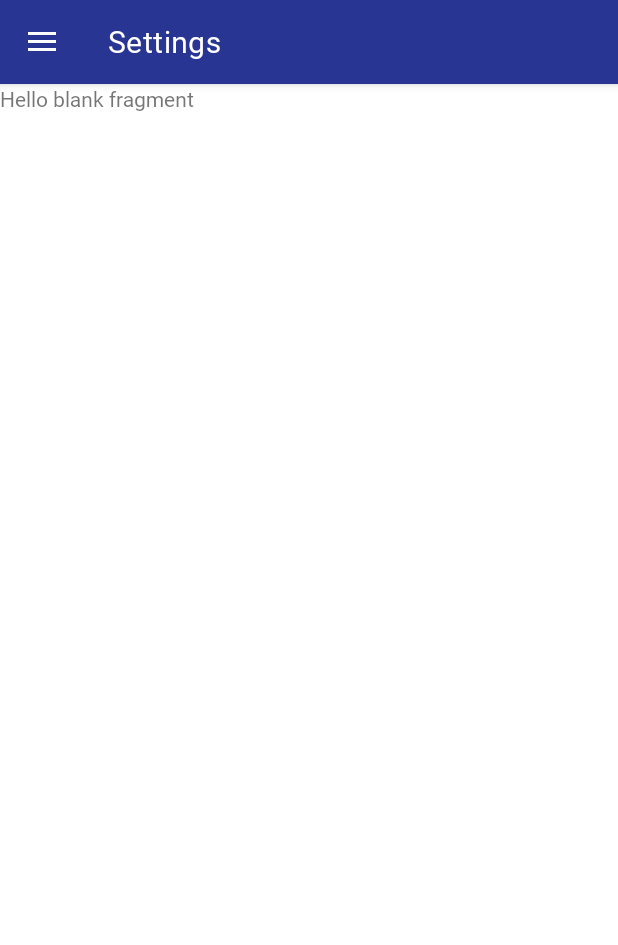
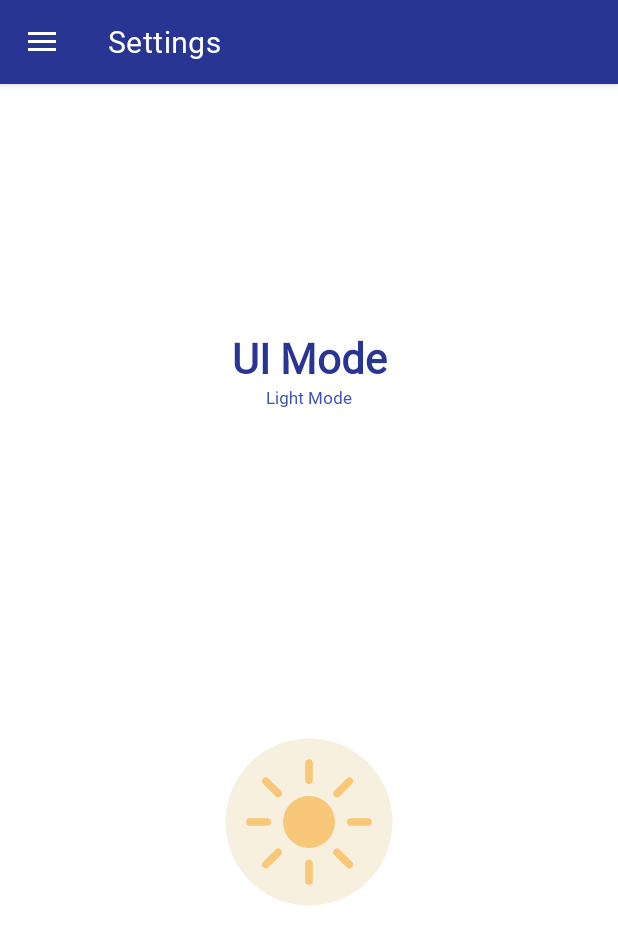
Before and after one commit to krisnasirait/Git-Buddy, an Android app: the screen it shows after launch (MainActivity), in the side drawer, after a tap on "Settings", on a phone screen of 412 x 824 dp. Shown: the top 945 px of the screen. Run offline under Robolectric (Android 15) with nearby library versions, the phone set to English and light mode, and no system bars; our stand-ins replace navigation-ui; pictures from the network do not load.

Commit message:
move activity settings to SettingsFragment.kt

```diff
--- a/app/src/main/java/com/krisna/gitbuddy/presentation/fragment/SettingsFragment.kt
+++ b/app/src/main/java/com/krisna/gitbuddy/presentation/fragment/SettingsFragment.kt
@@ -1,19 +1,62 @@
 package com.krisna.gitbuddy.presentation.fragment
 
+import android.animation.Animator
+import android.content.res.Configuration
 import android.os.Bundle
-import androidx.fragment.app.Fragment
 import android.view.LayoutInflater
 import android.view.View
 import android.view.ViewGroup
+import androidx.appcompat.app.AppCompatDelegate
+import androidx.fragment.app.Fragment
 import com.krisna.gitbuddy.R
+import com.krisna.gitbuddy.databinding.FragmentSettingsBinding
 
 class SettingsFragment : Fragment() {
+
+    private lateinit var binding: FragmentSettingsBinding
 
     override fun onCreateView(
         inflater: LayoutInflater, container: ViewGroup?,
         savedInstanceState: Bundle?
-    ): View? {
-        // Inflate the layout for this fragment
-        return inflater.inflate(R.layout.fragment_settings, container, false)
+    ): View {
+        binding = FragmentSettingsBinding.inflate(inflater, container, false)
+
+        updateDescriptionText()
+
+        binding.lvLightDarkMode.setOnClickListener {
+            val isDarkMode = resources.configuration.uiMode and Configuration.UI_MODE_NIGHT_MASK == Configuration.UI_MODE_NIGHT_YES
+            val minFrame = 60
+            val maxFrame = 134
+            val speed = if (isDarkMode) -1f else 1f
+
+            binding.lvLightDarkMode.setMinFrame(minFrame)
+            binding.lvLightDarkMode.setMaxFrame(maxFrame)
+            binding.lvLightDarkMode.speed = speed
+            binding.lvLightDarkMode.playAnimation()
+
+            binding.lvLightDarkMode.addAnimatorListener(object : Animator.AnimatorListener {
+                override fun onAnimationStart(p0: Animator) {}
+
+                override fun onAnimationEnd(p0: Animator) {
+                    val nightMode = if (isDarkMode) AppCompatDelegate.MODE_NIGHT_NO else AppCompatDelegate.MODE_NIGHT_YES
+                    AppCompatDelegate.setDefaultNightMode(nightMode)
+                    updateDescriptionText()
+                }
+
+                override fun onAnimationCancel(p0: Animator) {}
+                override fun onAnimationRepeat(p0: Animator) {}
+            })
+        }
+
+        return binding.root
+    }
+
+    private fun updateDescriptionText() {
+        val textRes = if (resources.configuration.uiMode and Configuration.UI_MODE_NIGHT_MASK == Configuration.UI_MODE_NIGHT_YES) {
+            R.string.dark_mode
+        } else {
+            R.string.light_mode
+        }
+        binding.tvDescription.text = getString(textRes)
     }
 }
--- a/app/src/main/res/drawable/ic_search_24.xml
+++ b/app/src/main/res/drawable/ic_search_24.xml
@@ -1,5 +1,5 @@
 <vector android:height="24dp" android:tint="#FFFFFF"
     android:viewportHeight="24" android:viewportWidth="24"
     android:width="24dp" xmlns:android="http://schemas.android.com/apk/res/android">
-    <path android:fillColor="@android:color/white" android:pathData="M15.5,14h-0.79l-0.28,-0.27C15.41,12.59 16,11.11 16,9.5 16,5.91 13.09,3 9.5,3S3,5.91 3,9.5 5.91,16 9.5,16c1.61,0 3.09,-0.59 4.23,-1.57l0.27,0.28v0.79l5,4.99L20.49,19l-4.99,-5zM9.5,14C7.01,14 5,11.99 5,9.5S7.01,5 9.5,5 14,7.01 14,9.5 11.99,14 9.5,14z"/>
+    <path android:fillColor="@android:color/black" android:pathData="M15.5,14h-0.79l-0.28,-0.27C15.41,12.59 16,11.11 16,9.5 16,5.91 13.09,3 9.5,3S3,5.91 3,9.5 5.91,16 9.5,16c1.61,0 3.09,-0.59 4.23,-1.57l0.27,0.28v0.79l5,4.99L20.49,19l-4.99,-5zM9.5,14C7.01,14 5,11.99 5,9.5S7.01,5 9.5,5 14,7.01 14,9.5 11.99,14 9.5,14z"/>
 </vector>
--- a/app/src/main/res/layout/activity_main.xml
+++ b/app/src/main/res/layout/activity_main.xml
@@ -20,6 +20,7 @@
         android:layout_width="wrap_content"
         android:layout_height="match_parent"
         android:layout_gravity="start"
+        app:itemTextColor="?attr/gitBuddyTextColorPrimary"
         android:fitsSystemWindows="true"
         app:menu="@menu/menu_drawer" />
 
--- a/app/src/main/res/layout/app_bar_gitbuddy.xml
+++ b/app/src/main/res/layout/app_bar_gitbuddy.xml
@@ -19,6 +19,6 @@
 
     </com.google.android.material.appbar.AppBarLayout>
 
-    <include layout="@layout/content_pricelist" />
+    <include layout="@layout/content_gitbuddy" />
 
 </androidx.coordinatorlayout.widget.CoordinatorLayout>
--- a/app/src/main/res/layout/fragment_settings.xml
+++ b/app/src/main/res/layout/fragment_settings.xml
@@ -1,14 +1,45 @@
 <?xml version="1.0" encoding="utf-8"?>
-<FrameLayout xmlns:android="http://schemas.android.com/apk/res/android"
+<androidx.constraintlayout.widget.ConstraintLayout xmlns:android="http://schemas.android.com/apk/res/android"
     xmlns:tools="http://schemas.android.com/tools"
     android:layout_width="match_parent"
     android:layout_height="match_parent"
+    xmlns:app="http://schemas.android.com/apk/res-auto"
     tools:context=".presentation.fragment.SettingsFragment">
 
-    <!-- TODO: Update blank fragment layout -->
     <TextView
-        android:layout_width="match_parent"
-        android:layout_height="match_parent"
-        android:text="@string/hello_blank_fragment" />
+        android:id="@+id/tvTitle"
+        android:layout_width="wrap_content"
+        android:layout_height="wrap_content"
+        android:text="@string/ui_mode"
+        android:textSize="28sp"
+        android:textStyle="bold"
+        app:layout_constraintTop_toTopOf="parent"
+        app:layout_constraintStart_toStartOf="parent"
+        app:layout_constraintEnd_toEndOf="parent"
+        app:layout_constraintBottom_toTopOf="@id/lvLightDarkMode"
+        android:textAppearance="@style/Theme.GitBuddy"
+        android:textColor="?attr/gitBuddyTextColorPrimary"/>
 
-</FrameLayout>
+    <TextView
+        android:id="@+id/tvDescription"
+        android:layout_width="wrap_content"
+        android:layout_height="wrap_content"
+        android:textSize="11sp"
+        app:layout_constraintTop_toBottomOf="@id/tvTitle"
+        app:layout_constraintStart_toStartOf="parent"
+        app:layout_constraintEnd_toEndOf="parent"
+        android:textAppearance="@style/Theme.GitBuddy"
+        android:textColor="?attr/gitBuddyTextColorPrimaryVariant"/>
+
+    <com.airbnb.lottie.LottieAnimationView
+        android:id="@+id/lvLightDarkMode"
+        android:layout_width="wrap_content"
+        android:layout_height="wrap_content"
+        app:layout_constraintStart_toStartOf="parent"
+        app:layout_constraintEnd_toEndOf="parent"
+        android:visibility="visible"
+        app:lottie_fileName="53164-light-dark-mode-button.json"
+        app:layout_constraintBottom_toBottomOf="parent"
+        app:layout_constraintTop_toBottomOf="@id/tvDescription"/>
+
+</androidx.constraintlayout.widget.ConstraintLayout>
```
Also changed, not shown: app/src/main/res/drawable/search_view_backround.xml (added, +11 -0 lines), app/src/main/res/layout/fragment_user.xml (+14 -18 lines), app/src/main/res/layout/content_gitbuddy.xml (renamed from app/src/main/res/layout/content_pricelist.xml).
